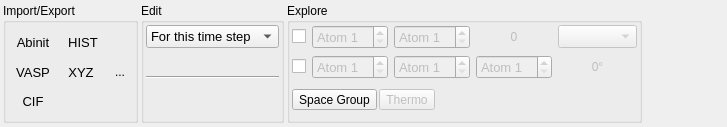
piti-diablotin/qAgate, file tabs/home.ui: the form before one commit.
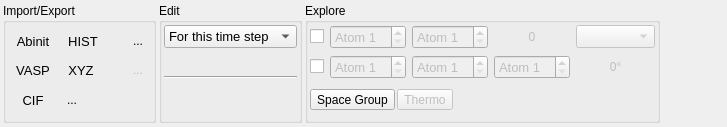
The form after the commit. Icons and pictures are not drawn. Custom widgets are drawn as their Qt base class.

Commit message: - Change file dialog to Qt file dialog to solve gtk problems. - Move open and append tool buttons.

```diff
--- a/tabs/home.ui
+++ b/tabs/home.ui
@@ -142,32 +142,6 @@
         </property>
        </widget>
       </item>
-      <item row="0" column="2">
-       <widget class="QToolButton" name="load">
-        <property name="toolTip">
-         <string>Open a script file</string>
-        </property>
-        <property name="statusTip">
-         <string>Open a script file</string>
-        </property>
-        <property name="whatsThis">
-         <string>Open a script file</string>
-        </property>
-        <property name="icon">
-         <iconset resource="../qagate/qagate.qrc">
-          <normaloff>:/home/icons/folder.svg</normaloff>:/home/icons/folder.svg</iconset>
-        </property>
-        <property name="iconSize">
-         <size>
-          <width>17</width>
-          <height>17</height>
-         </size>
-        </property>
-        <property name="autoRaise">
-         <bool>true</bool>
-        </property>
-       </widget>
-      </item>
       <item row="1" column="0">
        <widget class="QToolButton" name="savePoscar">
         <property name="sizePolicy">
@@ -291,8 +265,126 @@
         </property>
        </widget>
       </item>
+      <item row="2" column="1">
+       <widget class="QWidget" name="widget_6" native="true">
+        <layout class="QHBoxLayout" name="horizontalLayout_3">
+         <property name="spacing">
+          <number>2</number>
+         </property>
+         <property name="leftMargin">
+          <number>0</number>
+         </property>
+         <property name="topMargin">
+          <number>0</number>
+         </property>
+         <property name="rightMargin">
+          <number>0</number>
+         </property>
+         <property name="bottomMargin">
+          <number>0</number>
+         </property>
+         <item>
+          <widget class="QToolButton" name="update">
+           <property name="toolTip">
+            <string>Reload the current file</string>
+           </property>
+           <property name="statusTip">
+            <string>Reload the current file</string>
+           </property>
+           <property name="whatsThis">
+            <string>Reload the current file</string>
+           </property>
+           <property name="text">
+            <string notr="true">...</string>
+           </property>
+           <property name="icon">
+            <iconset resource="../qagate/qagate.qrc">
+             <normaloff>:/home/icons/refresh-cw.svg</normaloff>:/home/icons/refresh-cw.svg</iconset>
+           </property>
+           <property name="iconSize">
+            <size>
+             <width>17</width>
+             <height>17</height>
+            </size>
+           </property>
+           <property name="autoRaise">
+            <bool>true</bool>
+           </property>
+          </widget>
+         </item>
+         <item>
+          <spacer name="horizontalSpacer_3">
+           <property name="orientation">
+            <enum>Qt::Horizontal</enum>
+           </property>
+           <property name="sizeHint" stdset="0">
+            <size>
+             <width>40</width>
+             <height>20</height>
+            </size>
+           </property>
+          </spacer>
+         </item>
+        </layout>
+       </widget>
+      </item>
+      <item row="0" column="2">
+       <widget class="QToolButton" name="open">
+        <property name="toolTip">
+         <string>Open a new file</string>
+        </property>
+        <property name="statusTip">
+         <string>Open a new file</string>
+        </property>
+        <property name="whatsThis">
+         <string>Open a new file</string>
+        </property>
+        <property name="text">
+         <string notr="true">...</string>
+        </property>
+        <property name="icon">
+         <iconset resource="../qagate/qagate.qrc">
+          <normaloff>:/home/icons/file.svg</normaloff>:/home/icons/file.svg</iconset>
+        </property>
+        <property name="shortcut">
+         <string notr="true">Ctrl+O</string>
+        </property>
+        <property name="autoRaise">
+         <bool>true</bool>
+        </property>
+       </widget>
+      </item>
+      <item row="2" column="2">
+       <widget class="QToolButton" name="load">
+        <property name="toolTip">
+         <string>Open a script file</string>
+        </property>
+        <property name="statusTip">
+         <string>Open a script file</string>
+        </property>
+        <property name="whatsThis">
+         <string>Open a script file</string>
+        </property>
+        <property name="icon">
+         <iconset resource="../qagate/qagate.qrc">
+          <normaloff>:/home/icons/folder.svg</normaloff>:/home/icons/folder.svg</iconset>
+        </property>
+        <property name="iconSize">
+         <size>
+          <width>17</width>
+          <height>17</height>
+         </size>
+        </property>
+        <property name="autoRaise">
+         <bool>true</bool>
+        </property>
+       </widget>
+      </item>
       <item row="1" column="2">
-       <widget class="QToolButton" name="update">
+       <widget class="QToolButton" name="append">
+        <property name="enabled">
+         <bool>false</bool>
+        </property>
         <property name="toolTip">
          <string>Reload the current file</string>
         </property>
@@ -309,11 +401,8 @@
          <iconset resource="../qagate/qagate.qrc">
           <normaloff>:/home/icons/refresh-cw.svg</normaloff>:/home/icons/refresh-cw.svg</iconset>
         </property>
-        <property name="iconSize">
-         <size>
-          <width>17</width>
-          <height>17</height>
-         </size>
+        <property name="shortcut">
+         <string notr="true">Ctrl+Shift+A</string>
         </property>
         <property name="autoRaise">
          <bool>true</bool>
```
Left out of the diff: 38 changed lines with no effect on the pictures. The commit also changes 14 other files.
